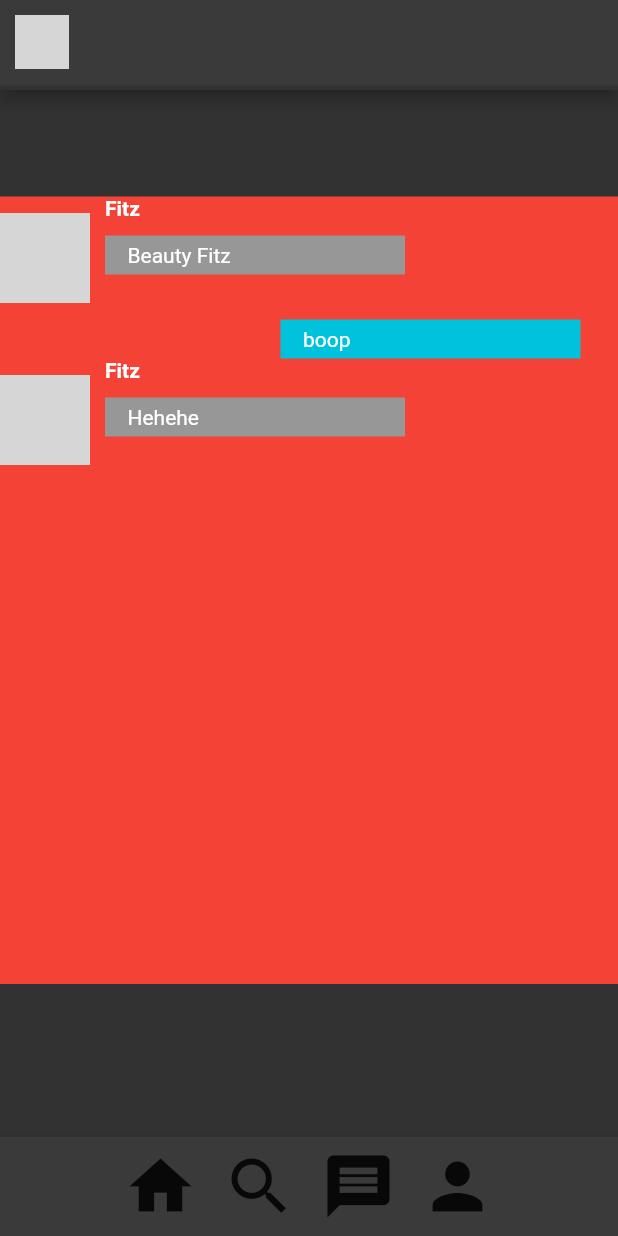
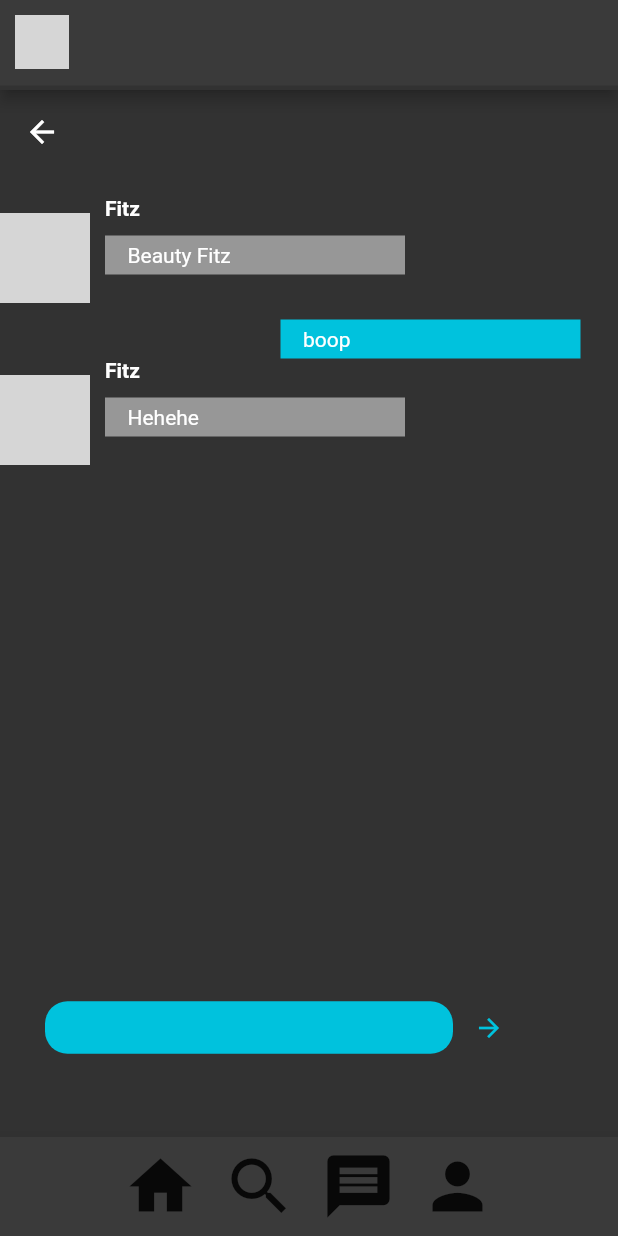
Before and after one commit to iokii/ProjetCollectif-Kiwi, a Flutter app: the ExtractArgumentsDiscuss screen opened directly with empty values, on a phone screen of 412 x 824 dp. Run offline on Flutter 3.47's test engine with Material 2 defaults, Android fonts, the phone set to English and light mode, and no system bars; network calls fail; grey boxes are pictures that could not be loaded.

Commit message:
push message + discuss

```diff
--- a/lib/Components/ExtractArgumentsScreen.dart
+++ b/lib/Components/ExtractArgumentsScreen.dart
@@ -115,7 +115,7 @@ class _DiscussPageState extends State<ExtractArgumentsDiscuss> {
                 child: Column(children: [
                   IconButton(
                     icon: const Icon(Icons.arrow_back),
-                    color: darkGray,
+                    color: Colors.white,
                     onPressed: () {
                       Navigator.pushNamed(context, '/message');
                     },
@@ -123,25 +123,29 @@ class _DiscussPageState extends State<ExtractArgumentsDiscuss> {
                   const Padding(padding: EdgeInsets.only(bottom: 15))
                 ])),
           ),
-          Container(
-            color: Colors.red,
-            height: 525,
+          SizedBox(
+            height: 530,
             child: Column(children: messages()),
           ),
           Align(
             alignment: Alignment.bottomCenter,
+            // ignore: prefer_const_literals_to_create_immutables
             child: Row(children: [
-              // TextField(
-              //     controller: messageController,
-              //     decoration: InputDecoration(
-              //         labelText: "Username",
-              //         labelStyle: const TextStyle(color: Colors.white),
-              //         hintText: "Username",
-              //         fillColor: Color(0xFF00C2DD),
-              //         filled: true,
-              //         border: OutlineInputBorder(
-              //           borderRadius: BorderRadius.circular(10.0),
-              //         )))
+              Padding(
+                  padding: const EdgeInsets.only(left: 30),
+                  child: Container(
+                    height: 35,
+                    width: MediaQuery.of(context).size.width - 140,
+                    decoration: BoxDecoration(
+                        color: Color(0xFF00C2DD),
+                        borderRadius: BorderRadius.all(Radius.circular(15))),
+                  )),
+              IconButton(
+                onPressed: () {},
+                icon: Icon(Icons.arrow_forward),
+                color: Color(0xFF00C2DD),
+                iconSize: 20,
+              )
             ]),
           )
         ]),
--- a/lib/MessPage.dart
+++ b/lib/MessPage.dart
@@ -33,7 +33,8 @@ class _MessPageState extends State<MessPage> {
             Row(
               // ignore: prefer_const_literals_to_create_immutables
               children: [
-                Container(
+                Expanded(
+                  child: Container(
                       height: 70,
                       width: 420,
                       child: const Card(
@@ -50,6 +51,7 @@ class _MessPageState extends State<MessPage> {
                               textAlign: TextAlign.center,
                             ),
                           ))),
+                )
               ],
             ),
             Expanded(
```
Lines whose indentation alone changed are shown as unchanged.
